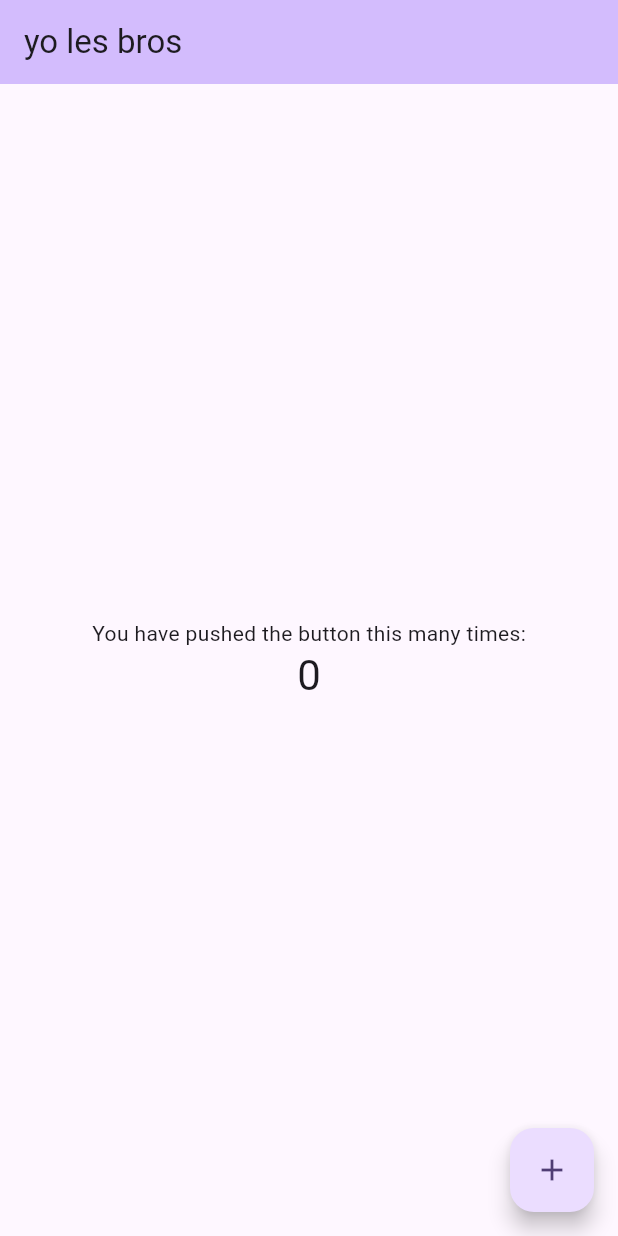
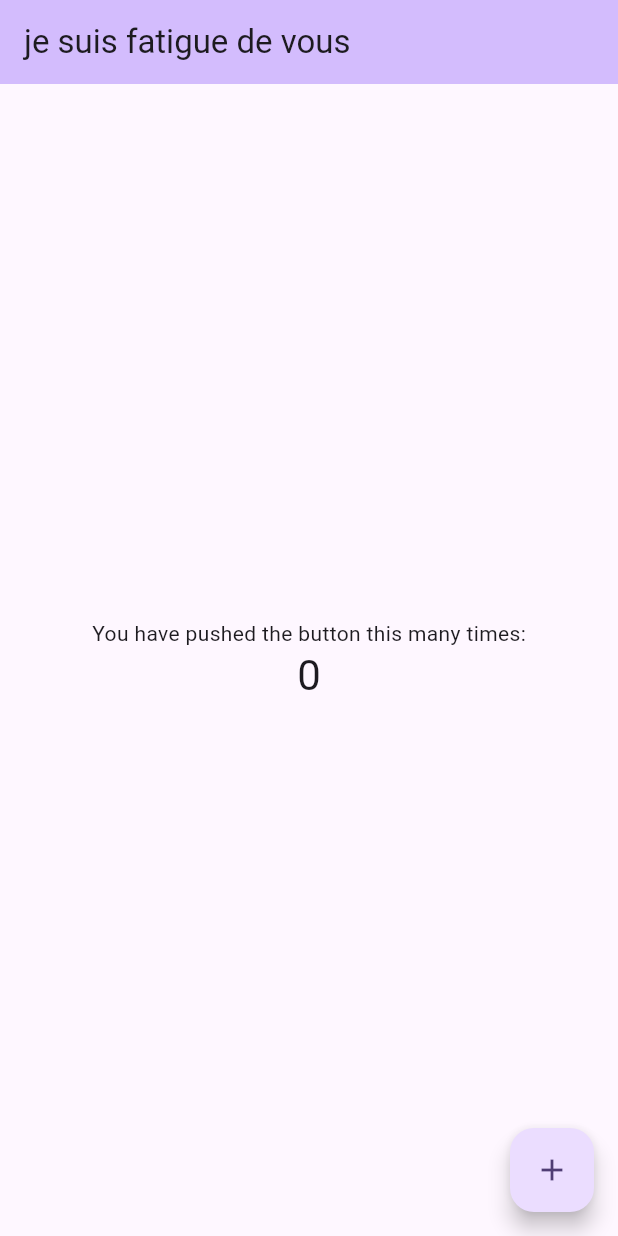
Before and after one commit to kfj-coder/FoodApp_v.1.1, a Flutter app: the screen it shows after launch, on a phone screen of 412 x 824 dp. Run offline on Flutter 3.47's test engine with Material 2 defaults, Android fonts, the phone set to English and light mode, and no system bars.

Commit message:
first changes

```diff
--- a/lib/main.dart
+++ b/lib/main.dart
@@ -31,7 +31,7 @@ class MyApp extends StatelessWidget {
         colorScheme: ColorScheme.fromSeed(seedColor: Colors.deepPurple),
         useMaterial3: true,
       ),
-      home: const MyHomePage(title: 'yo les bros'),
+      home: const MyHomePage(title: 'je suis fatigue de vous'),
     );
   }
 }
```
